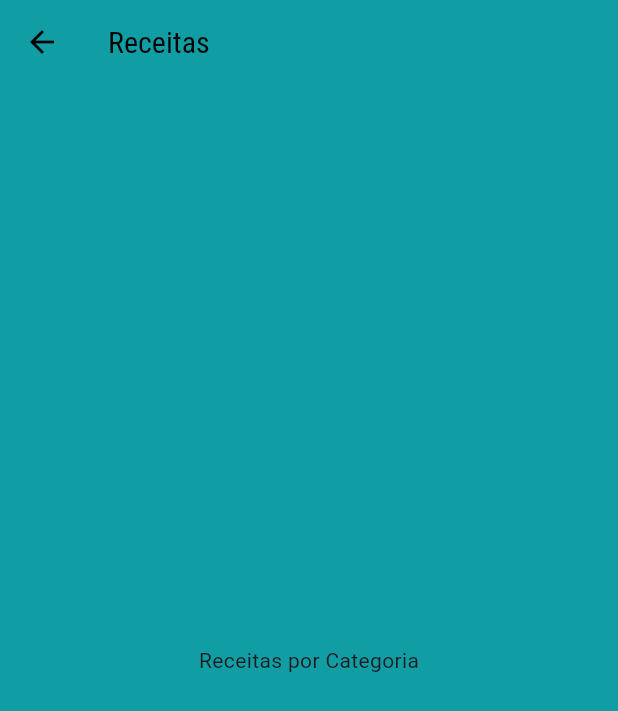
After one commit to GoedertDalmolin/meals, a Flutter app: the screen it shows after launch, after a tap on "Italiano", on a phone screen of 412 x 824 dp. The commit adds this screen. Shown: the top 711 px of the screen. Run offline on Flutter 3.47's test engine with Material 3 defaults, Android fonts, the phone set to English and light mode, and no system bars; our stand-ins replace google_fonts.

Commit message:
Implemented navigation between meals page and homepage.

```diff
--- a/lib/components/category_item.dart
+++ b/lib/components/category_item.dart
@@ -1,14 +1,30 @@
 import 'package:flutter/material.dart';
 import 'package:meals/models/category.dart';
+import 'package:meals/screens/categories_meals_screen.dart';
 
 class CategoryItem extends StatelessWidget {
   final Category category;
 
   const CategoryItem({super.key, required this.category});
 
+  void _selectCategory(BuildContext context) {
+    Navigator.push(
+      context,
+      MaterialPageRoute(
+        builder: (_) => const CategoriesMealsScreen(),
+      ),
+    );
+  }
+
   @override
   Widget build(BuildContext context) {
-    return Container(
+    return InkWell(
+      borderRadius: BorderRadius.circular(15),
+      splashColor: Theme.of(context).primaryColor,
+      onTap: () {
+        _selectCategory(context);
+      },
+      child: Container(
         padding: const EdgeInsets.all(15),
         decoration: BoxDecoration(
           borderRadius: BorderRadius.circular(15),
@@ -24,6 +40,7 @@ class CategoryItem extends StatelessWidget {
         child: Text(
           category.title,
         ),
+      ),
     );
   }
 }
--- a/lib/data/colors.dart
+++ b/lib/data/colors.dart
@@ -5,11 +5,11 @@ class ColorsProject {
   /// Background color - White - (White | HexColor: FBFCFF).
   static const white = Color(0xFFFBFCFF);
 
-  /// Variant of Primary Swatch - Cyan - (Dark Cyan | HexColor: 119DA4).
-  static const darkCyan = Color(0xFF119DA4);
-
   /// Primary Swatch - Cerulean - (Cerulean | HexColor: 0C7489).
   static const cerulean = Color(0xFF0C7489);
+
+  /// Variant/Secondary of Primary Swatch - Cyan - (Dark Cyan | HexColor: 119DA4).
+  static const darkCyan = Color(0xFF119DA4);
 
   /// Accent Color - Amber - (Xanthous | HexColor: FFBC42).
   static const xanthous = Color(0xFFFFBC42);
--- /dev/null
+++ b/lib/screens/categories_meals_screen.dart
@@ -0,0 +1,17 @@
+import 'package:flutter/material.dart';
+
+class CategoriesMealsScreen extends StatelessWidget {
+  const CategoriesMealsScreen({super.key});
+
+  @override
+  Widget build(BuildContext context) {
+    return Scaffold(
+      appBar: AppBar(
+        title: const Text('Receitas'),
+      ),
+      body: const Center(
+        child: Text('Receitas por Categoria'),
+      ),
+    );
+  }
+}
```
Lines whose indentation alone changed are shown as unchanged.
